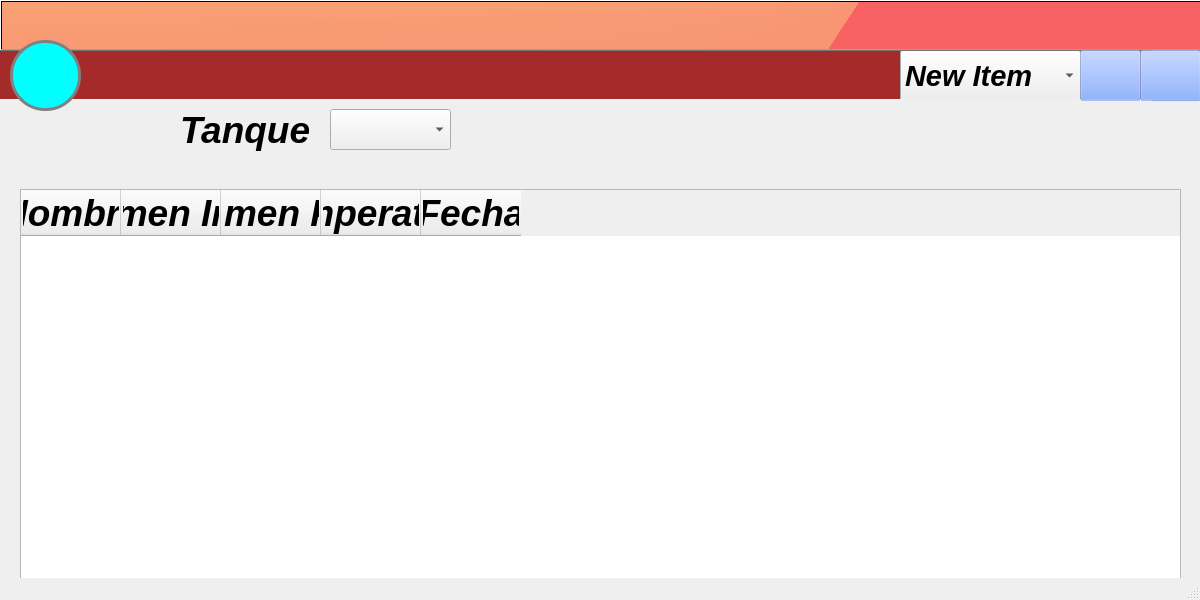
Above: mainwindow.ui from ATG-cmd/ATG-VA before the change. Below: the same form after it.
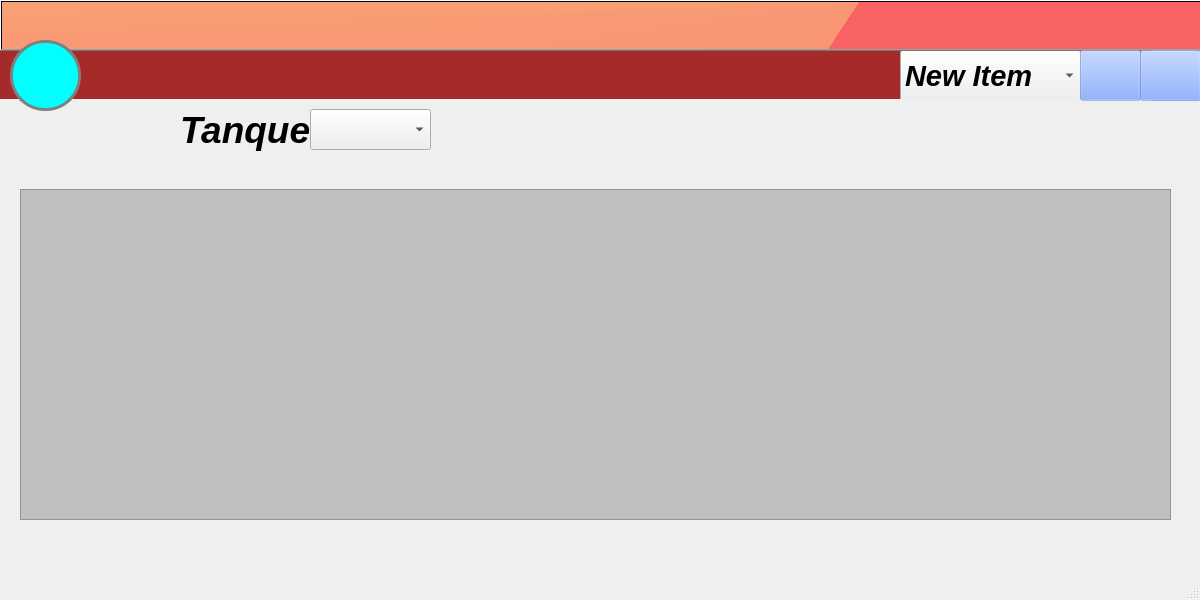
That is the form after the change. The open tabs and pages were chosen to show the change. Icons and pictures are not drawn.

Diff of the .ui file:
```diff
--- a/mainwindow.ui
+++ b/mainwindow.ui
@@ -2390,7 +2390,7 @@
      <widget class="QComboBox" name="comboBox">
       <property name="geometry">
        <rect>
-        <x>330</x>
+        <x>310</x>
         <y>10</y>
         <width>121</width>
         <height>41</height>
@@ -2415,19 +2415,100 @@
        <rect>
         <x>20</x>
         <y>90</y>
-        <width>1161</width>
-        <height>391</height>
+        <width>1151</width>
+        <height>331</height>
        </rect>
       </property>
       <property name="styleSheet">
-       <string notr="true"/>
+       <string notr="true">QTableWidget{
+	background-color: #C0C0C0;
+}
+
+QScrollBar:vertical {      
+     border: 2px solid grey;   
+     background:#C0C0C0;
+     width: 50px;
+     margin: 39px 0 39px 0;               
+ }
+ QScrollBar::handle:vertical {
+     background:white;
+     min-height: 38px;
+ }
+QScrollBar::add-line:vertical {
+     border: 2px solid grey;
+     background: royalblue;
+     height: 35px;
+     subcontrol-position: bottom;
+     subcontrol-origin: margin;
+ }
+ QScrollBar::sub-line:vertical {
+     border: 2px solid grey;
+     height: 35px;
+	 background: royalblue;
+     subcontrol-position: top;
+     subcontrol-origin: margin;
+ }
+ QScrollBar::up-arrow:vertical, QScrollBar::down-arrow:vertical {
+     border: 2px solid grey;
+     width: 10px;
+     height: 10px;
+     background: white;
+ }
+
+ QScrollBar::add-page:vertical, QScrollBar::sub-page:vertical {
+     background: none;
+ }
+
+</string>
+      </property>
+      <property name="autoScroll">
+       <bool>false</bool>
+      </property>
+      <property name="editTriggers">
+       <set>QAbstractItemView::NoEditTriggers</set>
+      </property>
+      <property name="alternatingRowColors">
+       <bool>true</bool>
+      </property>
+      <property name="selectionMode">
+       <enum>QAbstractItemView::SingleSelection</enum>
+      </property>
+      <property name="selectionBehavior">
+       <enum>QAbstractItemView::SelectRows</enum>
       </property>
       <property name="showGrid">
-       <bool>true</bool>
+       <bool>false</bool>
       </property>
       <property name="gridStyle">
-       <enum>Qt::NoPen</enum>
+       <enum>Qt::SolidLine</enum>
       </property>
+      <property name="sortingEnabled">
+       <bool>true</bool>
+      </property>
+      <attribute name="horizontalHeaderVisible">
+       <bool>false</bool>
+      </attribute>
+      <attribute name="horizontalHeaderDefaultSectionSize">
+       <number>150</number>
+      </attribute>
+      <attribute name="horizontalHeaderHighlightSections">
+       <bool>false</bool>
+      </attribute>
+      <attribute name="horizontalHeaderMinimumSectionSize">
+       <number>50</number>
+      </attribute>
+      <attribute name="horizontalHeaderShowSortIndicator" stdset="0">
+       <bool>false</bool>
+      </attribute>
+      <attribute name="horizontalHeaderStretchLastSection">
+       <bool>true</bool>
+      </attribute>
+      <attribute name="verticalHeaderDefaultSectionSize">
+       <number>40</number>
+      </attribute>
+      <attribute name="verticalHeaderMinimumSectionSize">
+       <number>30</number>
+      </attribute>
       <column>
        <property name="text">
         <string>Nombre</string>
@@ -2435,7 +2516,12 @@
       </column>
       <column>
        <property name="text">
-        <string>Volumen Inicial</string>
+        <string>Volumen Inical</string>
+       </property>
+      </column>
+      <column>
+       <property name="text">
+        <string>Temperatura Inicial</string>
        </property>
       </column>
       <column>
@@ -2445,7 +2531,12 @@
       </column>
       <column>
        <property name="text">
-        <string>Temperatura</string>
+        <string>Temperatura Final</string>
+       </property>
+      </column>
+      <column>
+       <property name="text">
+        <string>Volumen Entregado</string>
        </property>
       </column>
       <column>
```
Left out of the diff: 75 changed lines with no effect on the pictures.
